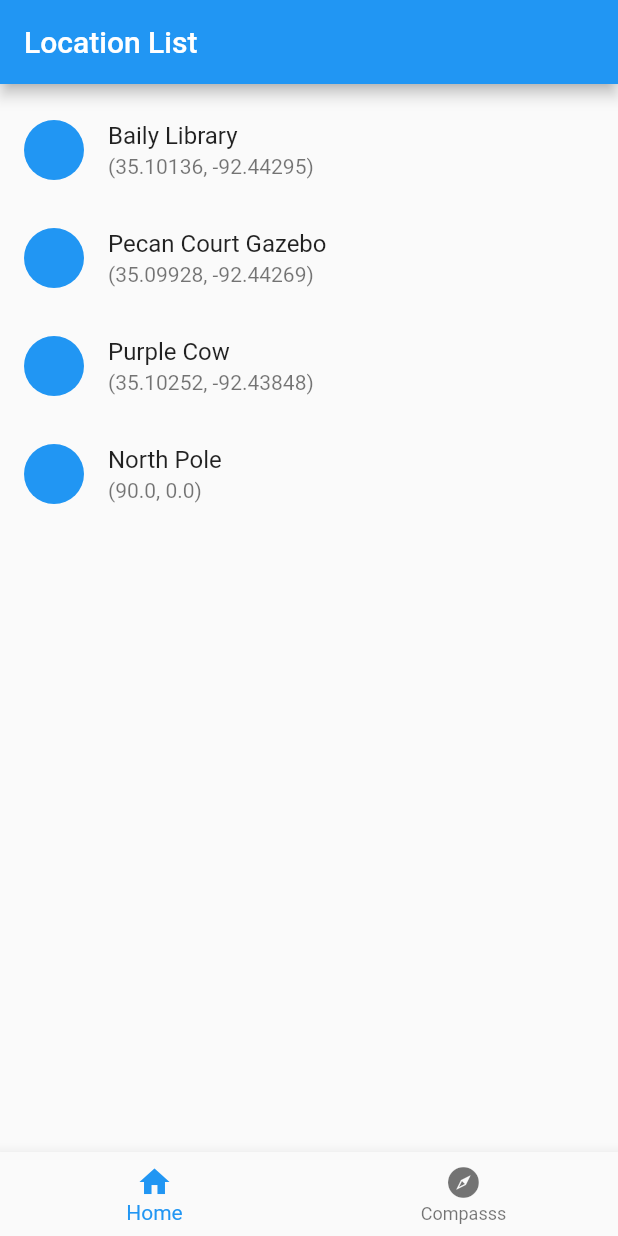
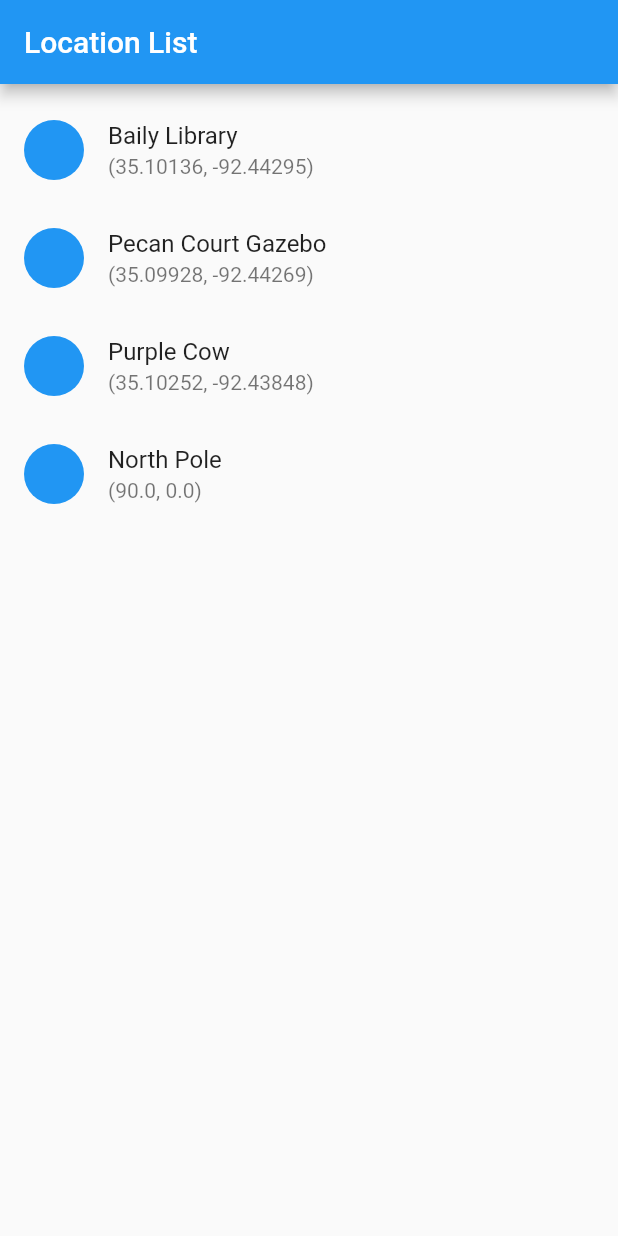
Before and after one commit to GaelleAgahozo/Geocache-, a Flutter app: the screen it shows after launch, on a phone screen of 412 x 824 dp. Run offline on Flutter 3.47's test engine with Material 2 defaults, Android fonts, the phone set to English and light mode, and no system bars; our stand-ins replace geolocator, sensors_plus.

Commit message:
Implemented stack-based navigation
Navigation now works using Navigator.push(), which passes an Item to a new CompassScreen widget. Return to the LocationList screen by either swiping right or pressing the back button on the CompassScreen's AppBar. Since the NavigationBar is not compatible with this Navigator system, it has been removed from both screens.

```diff
--- a/lib/main.dart
+++ b/lib/main.dart
@@ -24,7 +24,7 @@
 }
 
 class MyHomePage extends StatefulWidget {
-  const MyHomePage({Key? key, required this.title}) : super(key: key);
+  MyHomePage({Key? key, required this.title}) : super(key: key);
 
   final String title;
 
@@ -33,17 +33,6 @@
 }
 
 class _MyHomePageState extends State<MyHomePage> {
-  int _selectedIndex = 0;
-  static const List<Widget> _widgetOptions = <Widget>[
-    LocationList(),
-    CompassScreen(),
-  ];
-
-  void _onItemTapped(int index) {
-    setState(() {
-      _selectedIndex = index;
-    });
-  }
 
   @override
   Widget build(BuildContext context) {
@@ -51,22 +40,7 @@
       appBar: AppBar(
         title: Text(widget.title),
       ),
-      body: Center(child: _widgetOptions.elementAt(_selectedIndex),),
-      bottomNavigationBar: BottomNavigationBar(
-        items: const <BottomNavigationBarItem>[
-          BottomNavigationBarItem(
-            icon: Icon(Icons.home),
-            label: "Home",
-          ),
-          BottomNavigationBarItem(
-              icon: Icon(
-                CupertinoIcons.compass_fill,
-              ),
-              label: "Compasss"),
-        ],
-        currentIndex: _selectedIndex,
-        onTap: _onItemTapped,
-      ),
+      body: const LocationList(),
     );
   }
 }
```
Also changed, not shown: lib/compass.dart (+18 -19 lines), lib/location_items.dart (+7 -0 lines).
